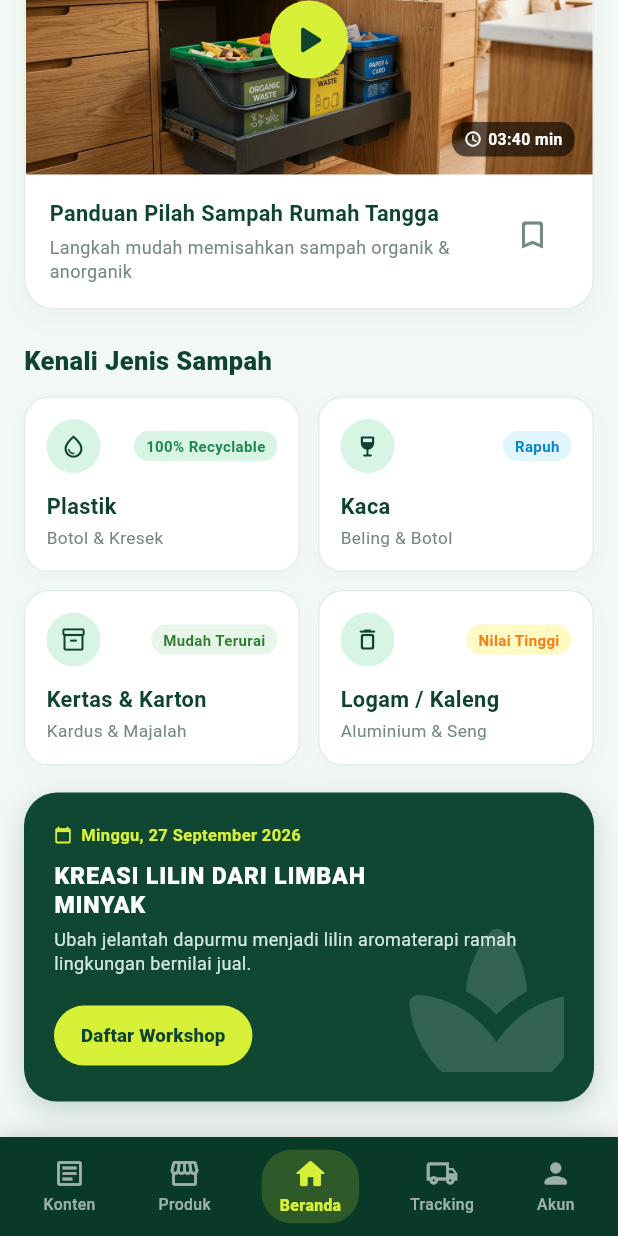
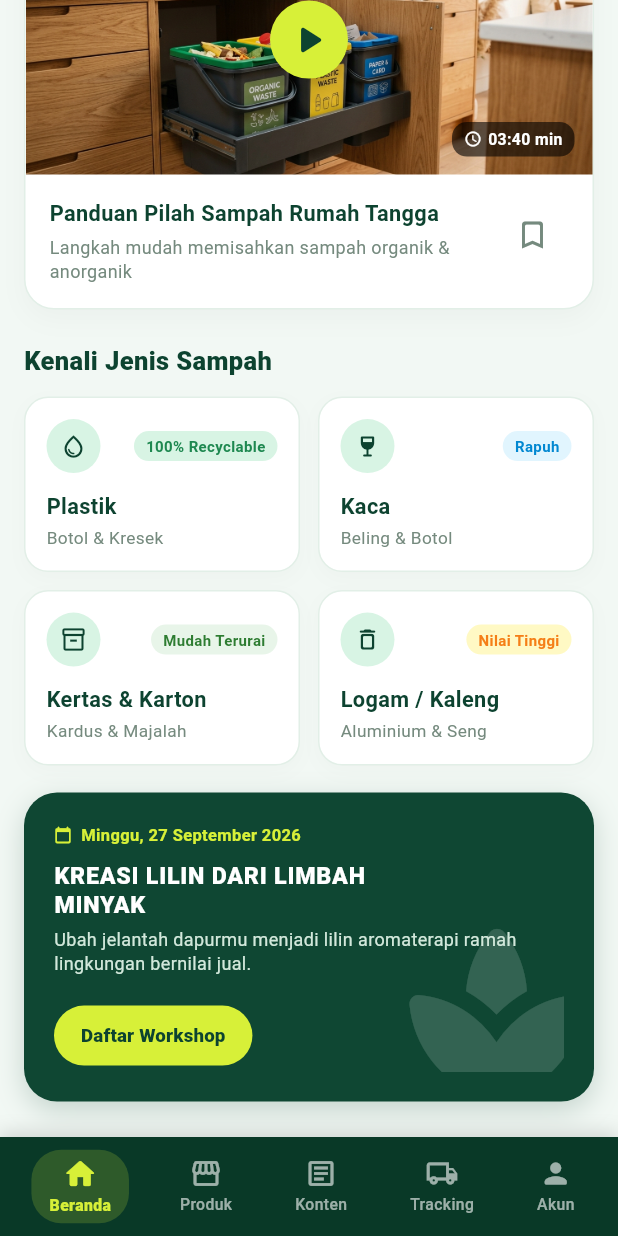
Before and after one commit to ElandoIjaz/APP_TR4SH, a Flutter app: the screen it shows after launch, scrolled down 891 dp, on a phone screen of 412 x 824 dp. Run offline on Flutter 3.47's test engine with Material 3 defaults, Android fonts, the phone set to English and light mode, and no system bars; our stand-ins replace shared_preferences; network calls fail.

Commit message:
fix memperbaiki tombol navigasi bawah

```diff
--- a/lib/pages/akun/halaman_akun.dart
+++ b/lib/pages/akun/halaman_akun.dart
@@ -363,7 +363,7 @@ class _HalamanAkunState extends State<HalamanAkun> {
         onTap: (index) {
           if (index == 0) {
             Navigator.of(context).pushReplacement(
-              MaterialPageRoute(builder: (_) => const HalamanKonten()),
+              MaterialPageRoute(builder: (_) => const HalamanBeranda()),
             );
           } else if (index == 1) {
             Navigator.of(context).pushReplacement(
@@ -371,7 +371,7 @@ class _HalamanAkunState extends State<HalamanAkun> {
             );
           } else if (index == 2) {
             Navigator.of(context).pushReplacement(
-              MaterialPageRoute(builder: (_) => const HalamanBeranda()),
+              MaterialPageRoute(builder: (_) => const HalamanKonten()),
             );
           } else if (index == 3) {
             Navigator.of(context).pushReplacement(
--- a/lib/pages/beranda/halaman_beranda.dart
+++ b/lib/pages/beranda/halaman_beranda.dart
@@ -25,7 +25,7 @@ class HalamanBeranda extends StatefulWidget {
 }
 
 class _HalamanBerandaState extends State<HalamanBeranda> {
-  int _currentNavIndex = 2; // Default to 'Beranda' (Index 2)
+  int _currentNavIndex = 0; // Default to 'Beranda' (Index 0)
   bool _isBookmarked = false;
   List<dynamic> _listEdukasi = [];
   bool _isLoadingEdukasi = true;
@@ -976,7 +976,7 @@ class _HalamanBerandaState extends State<HalamanBeranda> {
       bottomNavigationBar: TrashBottomNav(
         currentIndex: _currentNavIndex,
         onTap: (index) {
-          if (index == 0) {
+          if (index == 2) {
             Navigator.of(context).push(
               MaterialPageRoute(builder: (_) => const HalamanKonten()),
             );
@@ -996,7 +996,7 @@ class _HalamanBerandaState extends State<HalamanBeranda> {
             setState(() {
               _currentNavIndex = index;
             });
-            if (index != 2) {
+            if (index != 0) {
               ScaffoldMessenger.of(context).showSnackBar(
                 SnackBar(
                   content: Text('Menu index $index dipilih'),
--- a/lib/pages/produk/halaman_produk.dart
+++ b/lib/pages/produk/halaman_produk.dart
@@ -448,11 +448,11 @@ class _HalamanProdukState extends State<HalamanProduk> {
         onTap: (index) {
           if (index == 0) {
             Navigator.of(context).pushReplacement(
-              MaterialPageRoute(builder: (_) => const HalamanKonten()),
+              MaterialPageRoute(builder: (_) => const HalamanBeranda()),
             );
           } else if (index == 2) {
             Navigator.of(context).pushReplacement(
-              MaterialPageRoute(builder: (_) => const HalamanBeranda()),
+              MaterialPageRoute(builder: (_) => const HalamanKonten()),
             );
           } else if (index == 3) {
             Navigator.of(context).pushReplacement(
--- a/lib/pages/tracking/halaman_tracking.dart
+++ b/lib/pages/tracking/halaman_tracking.dart
@@ -259,7 +259,7 @@ class _HalamanTrackingState extends State<HalamanTracking> {
         onTap: (index) {
           if (index == 0) {
             Navigator.of(context).pushReplacement(
-              MaterialPageRoute(builder: (_) => const HalamanKonten()),
+              MaterialPageRoute(builder: (_) => const HalamanBeranda()),
             );
           } else if (index == 1) {
             Navigator.of(context).pushReplacement(
@@ -267,7 +267,7 @@ class _HalamanTrackingState extends State<HalamanTracking> {
             );
           } else if (index == 2) {
             Navigator.of(context).pushReplacement(
-              MaterialPageRoute(builder: (_) => const HalamanBeranda()),
+              MaterialPageRoute(builder: (_) => const HalamanKonten()),
             );
           } else if (index == 4) {
             Navigator.of(context).pushReplacement(
--- a/lib/widgets/umum/bottom_nav_bar.dart
+++ b/lib/widgets/umum/bottom_nav_bar.dart
@@ -31,9 +31,9 @@ class TrashBottomNav extends StatelessWidget {
           child: Row(
             mainAxisAlignment: MainAxisAlignment.spaceAround,
             children: [
-              _buildNavItem(0, Icons.article_outlined, 'Konten'),
+              _buildNavItem(0, Icons.home_rounded, 'Beranda'),
               _buildNavItem(1, Icons.storefront_outlined, 'Produk'),
-              _buildNavItem(2, Icons.home_rounded, 'Beranda'),
+              _buildNavItem(2, Icons.article_outlined, 'Konten'),
               _buildNavItem(3, Icons.local_shipping_outlined, 'Tracking'),
               _buildNavItem(4, Icons.person_rounded, 'Akun'),
             ],
```
Also changed, not shown: lib/pages/konten/halaman_konten.dart (+7 -7 lines).
